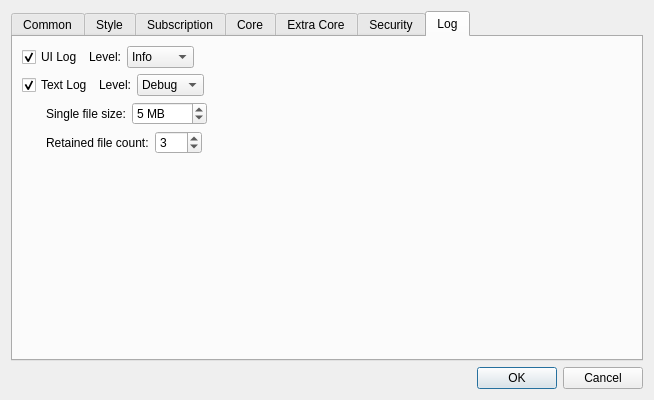
Isaac0102X/FlowDispatch, file src/ui/dialog_basic_settings.ui: the form before one commit.
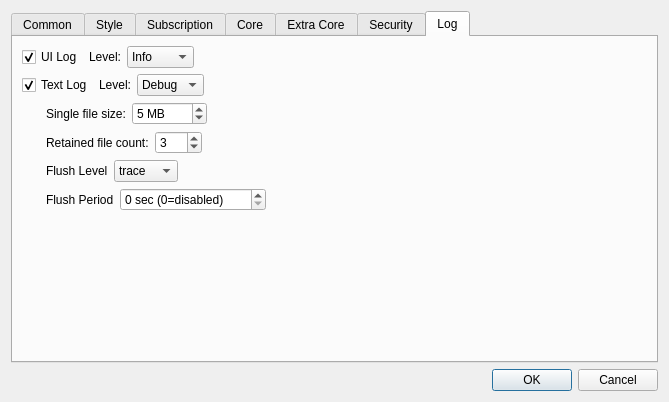
The form after the commit. Custom widgets are drawn as their Qt base class.

Diff of the .ui file:
```diff
--- a/src/ui/dialog_basic_settings.ui
+++ b/src/ui/dialog_basic_settings.ui
@@ -6,8 +6,8 @@
    <rect>
     <x>0</x>
     <y>0</y>
-    <width>654</width>
-    <height>400</height>
+    <width>669</width>
+    <height>402</height>
    </rect>
   </property>
   <property name="sizePolicy">
@@ -971,6 +971,115 @@
          </item>
         </layout>
        </item>
+       <item>
+        <layout class="QHBoxLayout" name="flushLevelLayout">
+         <property name="leftMargin">
+          <number>24</number>
+         </property>
+         <item>
+          <widget class="QLabel" name="flushLevelLabel">
+           <property name="text">
+            <string>Flush Level</string>
+           </property>
+          </widget>
+         </item>
+         <item>
+          <widget class="QComboBox" name="flushLevel">
+           <item>
+            <property name="text">
+             <string>trace</string>
+            </property>
+           </item>
+           <item>
+            <property name="text">
+             <string>debug</string>
+            </property>
+           </item>
+           <item>
+            <property name="text">
+             <string>info</string>
+            </property>
+           </item>
+           <item>
+            <property name="text">
+             <string>warn</string>
+            </property>
+           </item>
+           <item>
+            <property name="text">
+             <string>err</string>
+            </property>
+           </item>
+           <item>
+            <property name="text">
+             <string>critical</string>
+            </property>
+           </item>
+           <item>
+            <property name="text">
+             <string>off</string>
+            </property>
+           </item>
+          </widget>
+         </item>
+         <item>
+          <spacer name="flushLevelSpacer">
+           <property name="orientation">
+            <enum>Qt::Orientation::Horizontal</enum>
+           </property>
+           <property name="sizeHint" stdset="0">
+            <size>
+             <width>40</width>
+             <height>20</height>
+            </size>
+           </property>
+          </spacer>
+         </item>
+        </layout>
+       </item>
+       <item>
+        <layout class="QHBoxLayout" name="flushPeriodLayout">
+         <property name="leftMargin">
+          <number>24</number>
+         </property>
+         <item>
+          <widget class="QLabel" name="flushPeriodLabel">
+           <property name="text">
+            <string>Flush Period</string>
+           </property>
+          </widget>
+         </item>
+         <item>
+          <widget class="QSpinBox" name="flushPeriod">
+           <property name="suffix">
+            <string> sec (0=disabled)</string>
+           </property>
+           <property name="minimum">
+            <number>0</number>
+           </property>
+           <property name="maximum">
+            <number>3600</number>
+           </property>
+           <property name="value">
+            <number>0</number>
+           </property>
+          </widget>
+         </item>
+         <item>
+          <spacer name="flushPeriodSpacer">
+           <property name="orientation">
+            <enum>Qt::Orientation::Horizontal</enum>
+           </property>
+           <property name="sizeHint" stdset="0">
+            <size>
+             <width>40</width>
+             <height>20</height>
+            </size>
+           </property>
+          </spacer>
+         </item>
+        </layout>
+       </item>
        <item>
         <spacer name="logSettingsVerticalSpacer">
          <property name="orientation">
```
Left out of the diff: 86 changed lines with no effect on the pictures.
